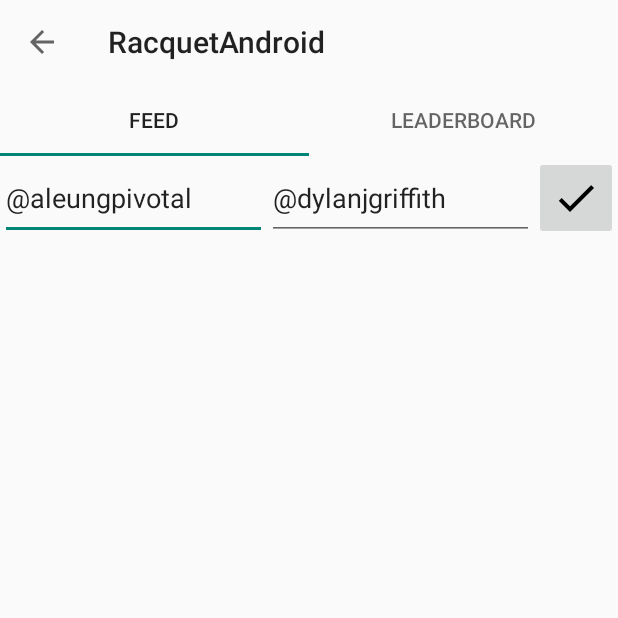
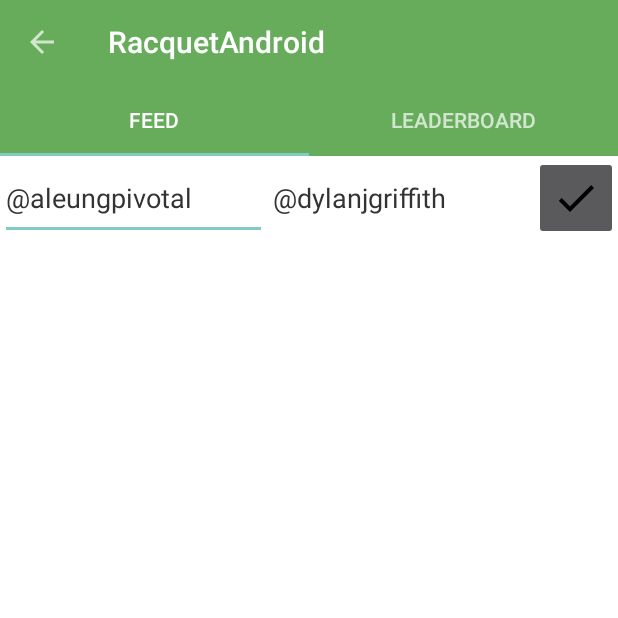
Before and after one commit to pivotal-sydney/racquet-android, an Android app: the ClubActivity screen opened directly, with no data from a screen before it, on a phone screen of 412 x 824 dp, the top half of it. Run offline under Robolectric (Android 15) with nearby library versions, the light colour scheme and no system bars; our stand-ins replace ButterKnife; 4 statements that could not run were skipped.

Commit message:
Refactor tabs and viewpager in Club Activity.  Style ClubFragment.  [#113242659]

```diff
--- a/app/src/main/AndroidManifest.xml
+++ b/app/src/main/AndroidManifest.xml
@@ -19,7 +19,7 @@
                 <category android:name="android.intent.category.LAUNCHER" />
             </intent-filter>
         </activity>
-        <activity android:name=".activity.ClubActivity" android:theme="@style/Theme.AppCompat.Light.NoActionBar"/>
+        <activity android:name=".activity.ClubActivity" android:theme="@style/Theme.AppCompat.NoActionBar"/>
     </application>
 
 </manifest>
--- a/app/src/main/java/io/pivotal/racquetandroid/activity/ClubActivity.java
+++ b/app/src/main/java/io/pivotal/racquetandroid/activity/ClubActivity.java
@@ -43,9 +43,9 @@
 
         adapter = new ClubPagerAdapter(club, getSupportFragmentManager());
         pager.setAdapter(adapter);
-        tabLayout.addTab(tabLayout.newTab().setText("Feed"));
-        tabLayout.addTab(tabLayout.newTab().setText("Leaderboard"));
         pager.addOnPageChangeListener(new TabLayout.TabLayoutOnPageChangeListener(tabLayout));
+        tabLayout.setOnTabSelectedListener(new TabLayout.ViewPagerOnTabSelectedListener(pager));
+        tabLayout.setTabsFromPagerAdapter(adapter);
         //noinspection ConstantConditions
         getSupportActionBar().setDisplayHomeAsUpEnabled(true);
         getSupportActionBar().setDisplayShowHomeEnabled(true);
--- a/app/src/main/java/io/pivotal/racquetandroid/adapter/ClubPagerAdapter.java
+++ b/app/src/main/java/io/pivotal/racquetandroid/adapter/ClubPagerAdapter.java
@@ -4,6 +4,8 @@
 import android.support.v4.app.FragmentManager;
 import android.support.v4.app.FragmentPagerAdapter;
 
+import io.pivotal.racquetandroid.R;
+import io.pivotal.racquetandroid.RacquetApplication;
 import io.pivotal.racquetandroid.fragment.FeedFragment;
 import io.pivotal.racquetandroid.fragment.LeaderboardFragment;
 import io.pivotal.racquetandroid.model.Club;
@@ -27,6 +29,16 @@
     }
 
     @Override
+    public CharSequence getPageTitle(int position) {
+        if (position == 0 ){
+            return RacquetApplication.getApplication().getString(R.string.tab_feed_title);
+        }
+        else {
+            return RacquetApplication.getApplication().getString(R.string.tab_leaderboard_title);
+        }
+    }
+
+    @Override
     public int getCount() {
         return 2;
     }
--- a/app/src/main/res/layout/activity_club.xml
+++ b/app/src/main/res/layout/activity_club.xml
@@ -6,16 +6,19 @@
 
     <android.support.v7.widget.Toolbar
         android:id="@+id/toolbar"
+        android:background="@color/green"
         android:layout_width="match_parent"
         android:layout_height="wrap_content" />
 
     <android.support.design.widget.TabLayout
         android:id="@+id/tab_layout"
+        android:background="@color/green"
         android:layout_width="match_parent"
         android:layout_height="wrap_content" />
 
     <android.support.v4.view.ViewPager
         android:id="@+id/pager"
+        android:background="@android:color/white"
         android:layout_width="match_parent"
         android:layout_height="match_parent" />
 </LinearLayout>
--- a/app/src/main/res/layout/fragment_club.xml
+++ b/app/src/main/res/layout/fragment_club.xml
@@ -15,6 +15,7 @@
             android:layout_height="56dp"
             android:layout_weight="1"
             android:text="\@aleungpivotal"
+            android:textColor="@color/black"
             android:hint="@string/club_winner_hint" />
 
         <EditText
@@ -22,6 +23,7 @@
             android:layout_width="0dp"
             android:layout_height="56dp"
             android:layout_weight="1"
+            android:textColor="@color/black"
             android:text="\@dylanjgriffith"
             android:hint="@string/club_loser_hint" />
 
--- a/app/src/main/res/layout/view_profile.xml
+++ b/app/src/main/res/layout/view_profile.xml
@@ -15,6 +15,8 @@
         android:id="@+id/profile_name"
         android:layout_width="wrap_content"
         android:layout_height="wrap_content"
+        android:textColor="@color/black"
+        android:textSize="@dimen/t11"
         android:layout_gravity="center"
         android:layout_marginTop="5dp"
         tools:text="Sample Name Super Long" />
--- a/app/src/main/res/values/colors.xml
+++ b/app/src/main/res/values/colors.xml
@@ -5,4 +5,5 @@
     <color name="colorAccent">#FF4081</color>
     <color name="green">#67AC5B</color>
     <color name="green_outline">#DAECD7</color>
+    <color name="black">#333333</color>
 </resources>
--- a/app/src/main/res/values/dimens.xml
+++ b/app/src/main/res/values/dimens.xml
@@ -2,4 +2,5 @@
 <resources>
     <dimen name="match_height">50dp</dimen>
     <dimen name="grid_spacing">1dp</dimen>
+    <dimen name="t11">11sp</dimen>
 </resources>
--- a/app/src/main/res/values/strings.xml
+++ b/app/src/main/res/values/strings.xml
@@ -4,4 +4,6 @@
     <string name="club_winner_hint">\@winner</string>
     <string name="defeated">Defeated</string>
     <string name="established_clubs">Established Clubs</string>
+    <string name="tab_feed_title">Feed</string>
+    <string name="tab_leaderboard_title">Leaderboard</string>
 </resources>
--- a/app/src/main/res/values/styles.xml
+++ b/app/src/main/res/values/styles.xml
@@ -7,5 +7,4 @@
         <item name="colorPrimaryDark">@color/colorPrimaryDark</item>
         <item name="colorAccent">@color/colorAccent</item>
     </style>
-
 </resources>
```
Also changed, not shown: 1 other file.
